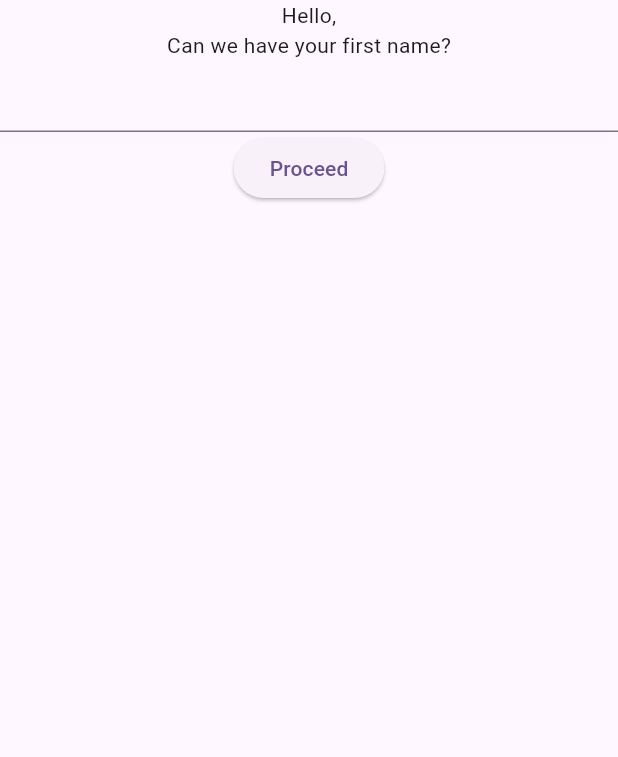
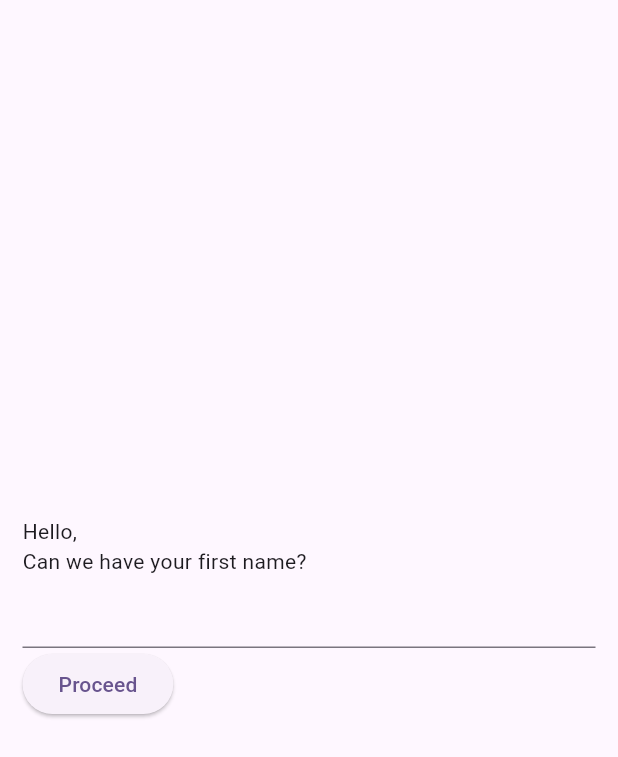
Before and after one commit to verse-37/Pmate, a Flutter app: the screen it shows after launch, on a phone screen of 412 x 824 dp. Shown: the top 757 px of the screen. Run offline on Flutter 3.47's test engine with Material 3 defaults, Android fonts, the phone set to English and light mode, and no system bars; our stand-ins replace package_info_plus, smooth_page_indicator; generated files the repository leaves out were written again; project files that could hold a hidden picture were left out.

Commit message:
v0.1.3. Completed the backbone of welcome screen

```diff
--- a/lib/features/welcome/business/welcome_provider.dart
+++ b/lib/features/welcome/business/welcome_provider.dart
@@ -3,8 +3,8 @@
 import 'package:flutter_gen/gen_l10n/app_localizations.dart';
 
 class WelcomeProvider {
-  static late final String userName;
-  static late final List<Pair<String, String>> script;
+  static late String userName;
+  static late List<Pair<String, String>> script;
 
   static void init(BuildContext context) {
     final local = AppLocalizations.of(context);
--- a/lib/features/welcome/interface/welcome_form.dart
+++ b/lib/features/welcome/interface/welcome_form.dart
@@ -28,8 +28,13 @@
     }
 
     return Scaffold(
-      body: Center(
+      body: SafeArea(
+        child: Center(
+          child: Padding(
+            padding: const EdgeInsets.all(15.0),
             child: Column(
+              mainAxisAlignment: MainAxisAlignment.center,
+              crossAxisAlignment: CrossAxisAlignment.start,
               children: [
                 Text(local.intro_hello),
                 Text(local.intro_name_field),
@@ -43,6 +48,8 @@
               ],
             ),
           ),
+        ),
+      ),
     );
   }
 }
```
Also changed, not shown: lib/features/welcome/interface/welcome_page.dart (+63 -3 lines), lib/l10n/app_en.arb (+7 -1 lines), lib/l10n/app_vi.arb (+7 -1 lines). Lines whose indentation alone changed are shown as unchanged.
